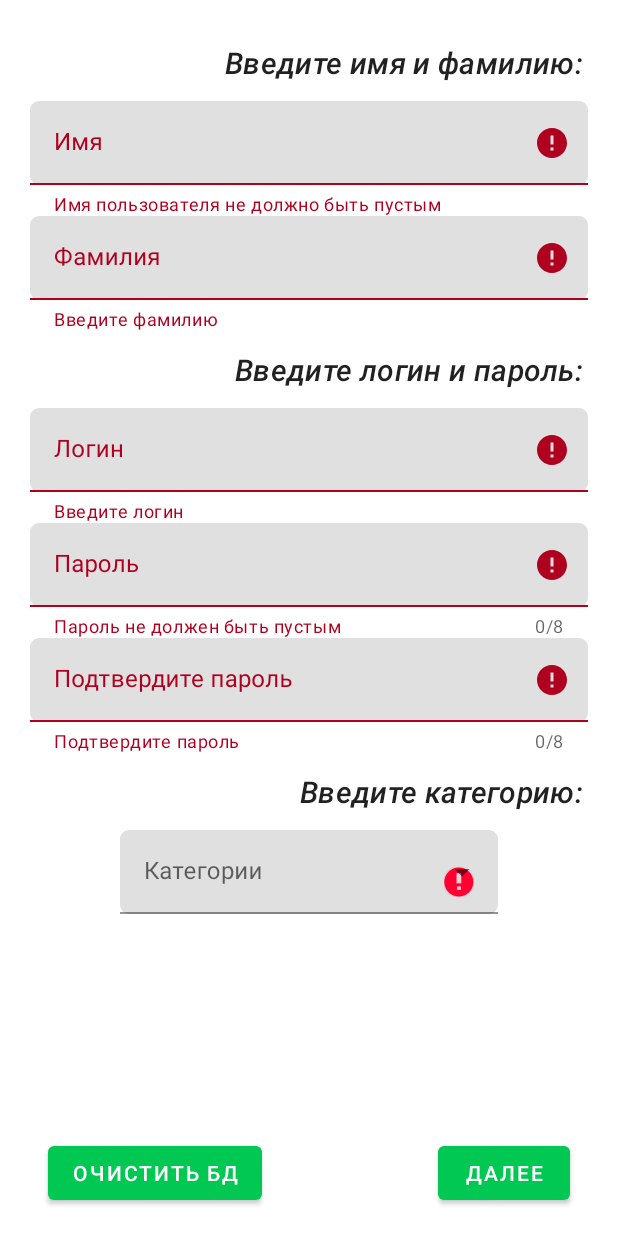
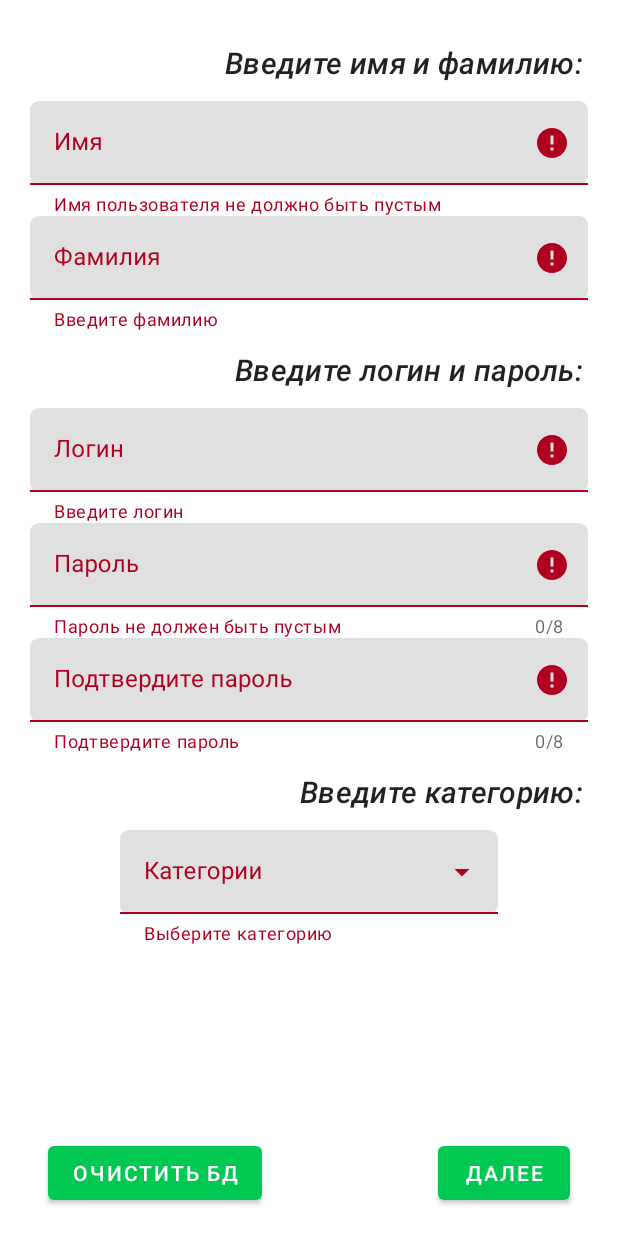
Before and after one commit to VaasKout/SocialHelper_AndroidApp, an Android app: the RegistrationFragment screen opened through its navigation route, after a tap on "ДАЛЕЕ", on a phone screen of 412 x 824 dp. Run offline under Robolectric (Android 15) with nearby library versions, the phone set to English and light mode, and no system bars; our stand-ins replace Room's generated code, data binding.

Commit message:
My project

```diff
--- a/app/build.gradle
+++ b/app/build.gradle
@@ -38,6 +38,8 @@ android {
 }
 
 dependencies {
+    implementation 'hanks.xyz:htextview-library:0.1.5'
+
     //   //lifecycle extentions
     def lifecycle_version = "2.2.0"
     // ViewModel
--- a/app/src/main/java/com/example/socialhelper/BindingAdapter.kt
+++ b/app/src/main/java/com/example/socialhelper/BindingAdapter.kt
@@ -3,6 +3,7 @@ package com.example.socialhelper
 import android.widget.TextView
 import androidx.databinding.BindingAdapter
 import androidx.lifecycle.LiveData
+import com.google.android.material.textfield.TextInputLayout
 import org.w3c.dom.Text
 
 @BindingAdapter("intToText")
--- a/app/src/main/java/com/example/socialhelper/intro/IntroFragment.kt
+++ b/app/src/main/java/com/example/socialhelper/intro/IntroFragment.kt
@@ -27,28 +27,38 @@ class IntroFragment : Fragment() {
          * make fade anim from 1 to 0 in 1 sec and back
          */
 
-        val appear = AnimationUtils.loadAnimation(requireContext(), R.anim.fade_in)
+        val appear =
+            AnimationUtils.loadAnimation(requireContext(), R.anim.fade_in)
+
 
 
         val wordList =
             listOf(binding.welcome1, binding.welcome2, binding.welcome3, binding.welcome4)
 
-       lifecycleScope.launch {
+
+        lifecycleScope.launch {
+
             for (i in wordList) {
-                i.alpha = 1.0F
-                i.startAnimation(appear)
-                delay(800)
+                    i.alpha = 1.0F
+                    i.startAnimation(appear)
+                    delay(appear.duration)
+                    i.clearAnimation()
             }
+
+        }
+
+
+
 //           delay(600)
 //           this@IntroFragment
 //               .findNavController()
 //               .navigate(IntroFragmentDirections.actionIntroFragmentToPregnantFragment())
 //        }
 
-            delay(600)
-            this@IntroFragment.findNavController()
-                .navigate(IntroFragmentDirections.actionIntroFragmentToLoginFragment())
-                }
+//            delay(600)
+//            this@IntroFragment.findNavController()
+//                .navigate(IntroFragmentDirections.actionIntroFragmentToLoginFragment())
+//                }
 
         return binding.root
     }
--- a/app/src/main/java/com/example/socialhelper/registration/RegistrationFragment.kt
+++ b/app/src/main/java/com/example/socialhelper/registration/RegistrationFragment.kt
@@ -19,6 +19,7 @@ import com.example.socialhelper.database.Info
 import com.example.socialhelper.databinding.FragmentRegistrationBinding
 import com.google.android.material.dialog.MaterialAlertDialogBuilder
 import com.google.android.material.snackbar.Snackbar
+import kotlinx.coroutines.delay
 import kotlinx.coroutines.launch
 
 class RegistrationFragment : Fragment(){
@@ -35,12 +36,15 @@ class RegistrationFragment : Fragment(){
             ViewModelProvider(this).get(RegistrationViewModel::class.java)
         binding.viewModel = viewModel
         val categoryList = resources.getStringArray(R.array.category)
+        viewModel.onDoneNavigating()
 
         /**
          * Handle Server Request
          */
 
         viewModel.navigateToWait.observe(viewLifecycleOwner, {
+
+            if (it == true) {
 
             val userName = binding.textInputUserEditReg.text.toString()
             val password = binding.textInputPassEditReg.text.toString()
@@ -51,53 +55,85 @@ class RegistrationFragment : Fragment(){
             val login = binding.loginEdit.text.toString()
             val number = binding.numberReference
 
+            lifecycleScope.launch {
+                if (userName.isEmpty()) {
+                    binding.userInputReg.error = getString(R.string.user_input_error)
+                    delay(3000)
                     binding.userInputReg.error = null
+                }
+            }
+            lifecycleScope.launch {
+                if (password.isEmpty()) {
+                    binding.passwordInputReg.error = getString(R.string.password_input_error)
+                    delay(3000)
                     binding.passwordInputReg.error = null
-            binding.exposeDownMenu.error = null
+                }
+            }
+            lifecycleScope.launch {
+                if (category.isEmpty()) {
+                    binding.spinner.error = getString(R.string.choose_category)
+                    delay(3000)
+                    binding.spinner.error = null
+
+                }
+            }
+            lifecycleScope.launch {
+                if (login.isEmpty()) {
+                    binding.login.error = getString(R.string.enter_login)
+                    delay(3000)
+                    binding.login.error = null
+                }
+            }
+            lifecycleScope.launch {
+                if (surname.isEmpty()) {
+                    binding.surnameInputReg.error = getString(R.string.surname_input_error)
+                    delay(3000)
                     binding.surnameInputReg.error = null
-            binding.login.error = null
+                }
+            }
+            lifecycleScope.launch {
+                if (passwordConfirm.isEmpty()) {
+                    binding.confirmPassword.error = getString(R.string.confirm_password)
+                    delay(3000)
                     binding.confirmPassword.error = null
+                }
+            }
+
+            lifecycleScope.launch {
+                if (numberEdit.isEmpty() && number.isVisible) {
+                    number.error = getString(R.string.enter_reference_number)
+                    delay(3000)
                     number.error = null
-
-
-            if (userName.isEmpty())
-                binding.userInputReg.error = getString(R.string.user_input_error)
-            if(password.isEmpty())
-                binding.passwordInputReg.error = getString(R.string.password_input_error)
-            if (category.isEmpty())
-                binding.exposeDownMenu.error = getString(R.string.choose_category)
-            if (login.isEmpty())
-                binding.login.error = getString(R.string.enter_login)
-            if (surname.isEmpty())
-                binding.surnameInputReg.error = getString(R.string.surname_input_error)
-            if (passwordConfirm.isEmpty())
-                binding.confirmPassword.error = getString(R.string.confirm_password)
-            if (passwordConfirm != password)
-                binding.confirmPassword.error = getString(R.string.password_mismatch)
-            if (numberEdit.isEmpty() && number.isVisible){
-                number.error = getString(R.string.enter_reference_number)
-            } else if (number.isGone){
+                } else if (number.isGone) {
                     number.error = null
                 }
+            }
+                if (passwordConfirm != password) {
+                    binding.confirmPassword.error = getString(R.string.password_mismatch)
+                }
 
-            if (it == true &&
-                userName.isNotEmpty() &&
+            if (userName.isNotEmpty() &&
                 password.isNotEmpty() &&
                 passwordConfirm.isNotEmpty() &&
                 login.isNotEmpty() &&
                 category.isNotEmpty() &&
-                surname.isNotEmpty()  &&
+                surname.isNotEmpty() &&
                 number.error.isNullOrEmpty() &&
-                password == passwordConfirm){
+                password == passwordConfirm
+            ) {
 
                 var referenceNumber = 0
-                var info = Info(id = 1, name = userName, surname = surname,
-                                password = password, group = category, login = login)
+                var info = Info(
+                    id = 1, name = userName, surname = surname,
+                    password = password, group = category, login = login
+                )
 
-                if (number.isVisible){
-                     info = Info(id = 1, name = userName, surname = surname,
+                if (number.isVisible) {
+                    info = Info(
+                        id = 1, name = userName, surname = surname,
                         password = password, group = category,
-                                reference = numberEdit.toInt(), login = login)
+                        reference = numberEdit.toInt(), login = login
+                    )
                     referenceNumber = numberEdit.toInt()
                 }
 
@@ -105,17 +141,19 @@ class RegistrationFragment : Fragment(){
 
                 MaterialAlertDialogBuilder(requireContext())
                     .setMessage("Данные введены верно?")
-                        .setNegativeButton("Нет"){ _, _ ->
+                    .setNegativeButton("Нет") { _, _ ->
                     }
-                        .setPositiveButton("Да"){ _, _ ->
+                    .setPositiveButton("Да") { _, _ ->
 
                         lifecycleScope.launch {
                             viewModel.connectToServer()
                             viewModel.requestServer()
-                                if (!viewModel.readWrite.socket.isConnected && viewModel.serverId == 0){
-                                    Snackbar.make(binding.materialButton,
+                            if (!viewModel.readWrite.socket.isConnected && viewModel.serverId == 0) {
+                                Snackbar.make(
+                                    binding.materialButton,
                                     getString(R.string.retry_later),
-                                        Snackbar.LENGTH_SHORT).show()
+                                    Snackbar.LENGTH_SHORT
+                                ).show()
                                 viewModel.onDoneNavigating()
                             } else {
                                 info = Info(
@@ -127,19 +165,21 @@ class RegistrationFragment : Fragment(){
                                     serverID = viewModel.serverId,
                                     serverKey = viewModel.serverKey,
                                     login = login,
-                                        reference = referenceNumber)
+                                    reference = referenceNumber
+                                )
                                 viewModel.onUpdate(info)
                                 Log.e("serverID", viewModel.serverId.toString())
                                 Log.e("serverKey", viewModel.serverKey.toString())
 
                                 this@RegistrationFragment.findNavController()
                                     .navigate(
-                                            RegistrationFragmentDirections.
-                                            actionRegistrationFragmentToResponseFragment())
+                                        RegistrationFragmentDirections.actionRegistrationFragmentToResponseFragment()
+                                    )
                                 viewModel.onDoneNavigating()
                             }
                         }
                     }.show()
+            }
         }
                  })
 
--- a/app/src/main/java/com/example/socialhelper/registration/RegistrationViewModel.kt
+++ b/app/src/main/java/com/example/socialhelper/registration/RegistrationViewModel.kt
@@ -8,8 +8,6 @@ import com.example.socialhelper.database.Info
 import com.example.socialhelper.database.InfoDatabase
 import com.example.socialhelper.network.AndroidClient
 import com.example.socialhelper.repository.InfoRepository
-import com.google.android.material.textfield.TextInputEditText
-import com.google.android.material.textfield.TextInputLayout
 import kotlinx.coroutines.*
 
 class RegistrationViewModel(application: Application): AndroidViewModel(application) {
@@ -36,9 +34,6 @@ class RegistrationViewModel(application: Application): AndroidViewModel(applicat
     }
     fun onStartNavigating(){
         _navigateToWait.value = true
-    }
-    fun TextInputLayout.removeError(){
-        this.error = null
     }
 
     //Coroutines
--- a/app/src/main/res/anim/fade_in.xml
+++ b/app/src/main/res/anim/fade_in.xml
@@ -1,5 +1,6 @@
 <?xml version="1.0" encoding="utf-8"?>
 <set xmlns:android="http://schemas.android.com/apk/res/android">
+    <!-- Before rotating, immediately set the alpha to 0. -->
     <alpha
         android:duration = "500"
         android:fromAlpha="0.0"
--- a/app/src/main/res/layout/fragment_intro.xml
+++ b/app/src/main/res/layout/fragment_intro.xml
@@ -17,38 +17,38 @@
             android:layout_height="wrap_content"
             android:gravity="center"
             android:text="@string/welcome1"
-            android:textAppearance="@style/TextAppearance.MaterialComponents.Headline4"
+            android:textSize="32sp"
             android:layout_alignParentStart="true"
             android:layout_alignParentEnd="true"
             android:alpha="0.0"
             />
 
+
         <TextView
             android:id="@+id/welcome2"
-            android:layout_width="wrap_content"
+            android:layout_width="259dp"
             android:layout_height="wrap_content"
-            android:text="@string/welcome2"
-            android:textAppearance="@style/TextAppearance.MaterialComponents.Headline4"
             android:layout_below="@id/welcome1"
             android:layout_alignParentStart="true"
-            android:gravity="center"
+            android:layout_marginStart="12dp"
             android:alpha="0.0"
-            android:layout_marginStart="24dp" />
-
+            android:gravity="end"
+            android:text="@string/welcome2"
+            android:textAppearance="@style/TextAppearance.MaterialComponents.Headline4" />
 
         <TextView
             android:id="@+id/welcome3"
             android:layout_width="wrap_content"
             android:layout_height="wrap_content"
             android:layout_below="@id/welcome1"
+            android:layout_alignParentEnd="true"
+            android:layout_marginEnd="24dp"
+            android:layout_marginStart="12dp"
+            android:layout_toEndOf="@+id/welcome2"
+            android:alpha="0.0"
+            android:gravity="start"
             android:text="@string/welcome3"
-            android:textAppearance="@style/TextAppearance.MaterialComponents.Headline4"
-            android:layout_toEndOf="@id/welcome2"
-            android:layout_alignParentEnd="true"
-            android:gravity="center"
-            android:layout_marginEnd="24dp"
-            android:alpha="0.0"
-            />
+            android:textAppearance="@style/TextAppearance.MaterialComponents.Headline4" />
 
         <TextView
             android:id="@+id/welcome4"
--- a/app/src/main/res/layout/fragment_registration.xml
+++ b/app/src/main/res/layout/fragment_registration.xml
@@ -52,7 +52,8 @@
                 app:boxCornerRadiusBottomEnd="6dp"
                 app:layout_constraintEnd_toEndOf="parent"
                 app:layout_constraintStart_toStartOf="parent"
-                app:layout_constraintTop_toBottomOf="@id/enter_name_surname">
+                app:layout_constraintTop_toBottomOf="@id/enter_name_surname"
+                app:endIconMode="clear_text">
 
                 <com.google.android.material.textfield.TextInputEditText
                     android:id="@+id/text_input_user_edit_reg"
@@ -127,8 +128,7 @@
                     android:id="@+id/loginEdit"
                     android:layout_width="match_parent"
                     android:layout_height="wrap_content"
-                    android:inputType="textPersonName"
-                    android:text="" />
+                    android:inputType="textPersonName" />
 
             </com.google.android.material.textfield.TextInputLayout>
 
@@ -247,8 +247,8 @@
                 app:boxCornerRadiusTopStart="6dp"
                 app:boxCornerRadiusBottomStart="6dp"
                 app:boxCornerRadiusBottomEnd="6dp"
+                app:errorEnabled="true"
                 android:hint="@string/categories"
-                app:errorEnabled="true"
                 app:layout_constraintBottom_toTopOf="@+id/materialButton"
                 app:layout_constraintEnd_toEndOf="parent"
                 app:layout_constraintStart_toStartOf="parent"
@@ -259,8 +259,7 @@
                     android:layout_width="match_parent"
                     android:layout_height="wrap_content"
                     android:inputType="none"
-                    android:text="@{viewModel.allInfo.group}"
-                    tools:ignore="LabelFor" />
+                    android:text="@{viewModel.allInfo.group}" />
             </com.google.android.material.textfield.TextInputLayout>
 
             <com.google.android.material.button.MaterialButton
```
Lines whose indentation alone changed are shown as unchanged.
